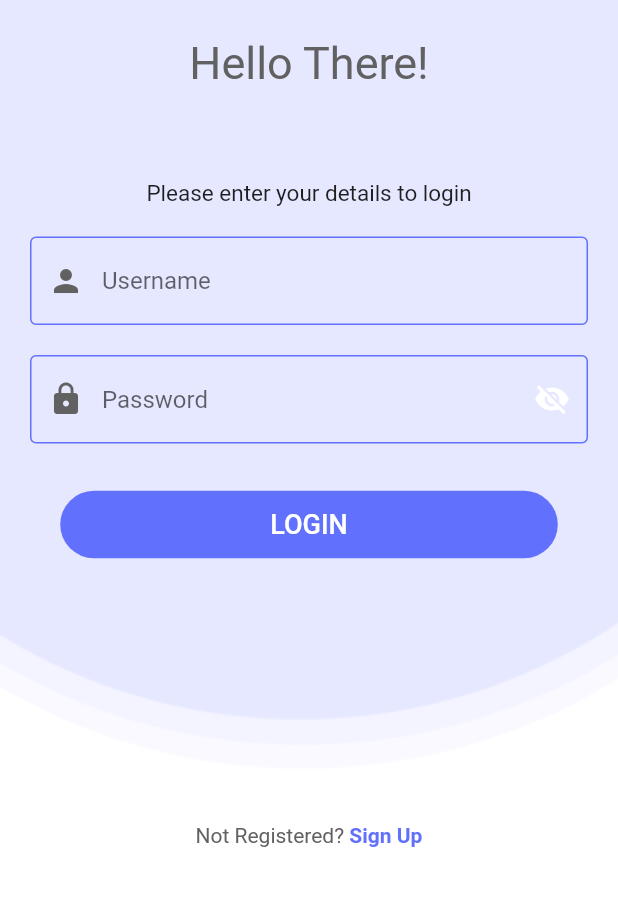
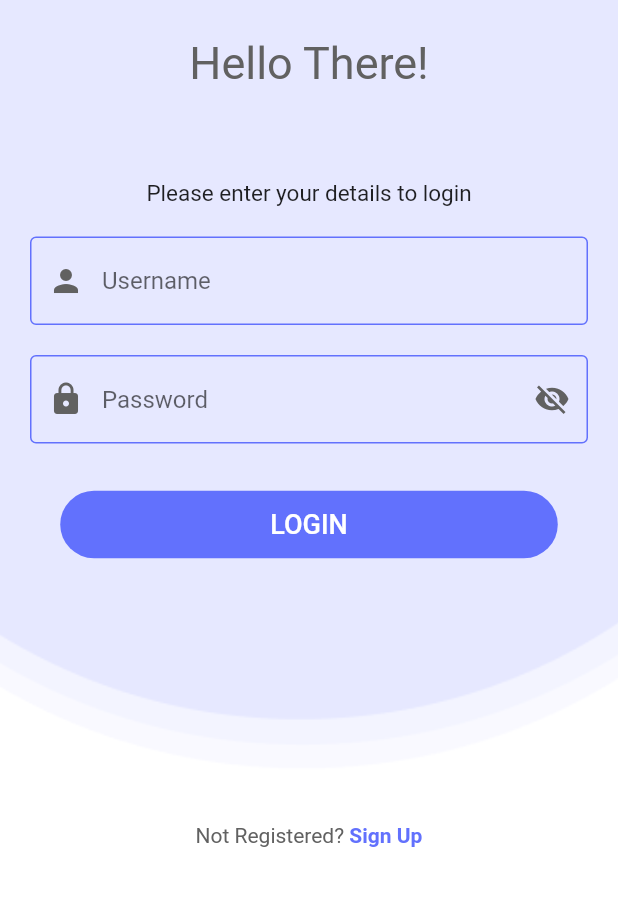
Before and after one commit to anil-shrest/FYP_Frontend_Flutter, a Flutter app: the screen it shows after launch, after a tap on "Get Started", on a phone screen of 412 x 824 dp, the part 251-1157 px from its top. Run offline on Flutter 3.47's test engine with Material 2 defaults, Android fonts, the phone set to English and light mode, and no system bars; our stand-ins replace fluttertoast, image_picker, shared_preferences; network calls fail.

Commit message:
Demo Commit

```diff
--- a/lib/screens/loginPage.dart
+++ b/lib/screens/loginPage.dart
@@ -185,7 +185,7 @@ class _LoginPageState extends State<LoginPage> {
                                           hidePassword = !hidePassword;
                                         });
                                       },
-                                      color: Colors.white,
+                                      color: Colors.grey[700],
                                       icon: Icon(hidePassword
                                           ? Icons.visibility_off
                                           : Icons.visibility),
@@ -195,7 +195,7 @@ class _LoginPageState extends State<LoginPage> {
                                 SizedBox(height: 30),
                                 FlatButton(
                                   padding: EdgeInsets.symmetric(
-                                      vertical: 12.0, horizontal: 140.0),
+                                      vertical: 12, horizontal: 140),
                                   onPressed: () {
                                     loginUser(usernameController.text,
                                         passwordController.text);
```
